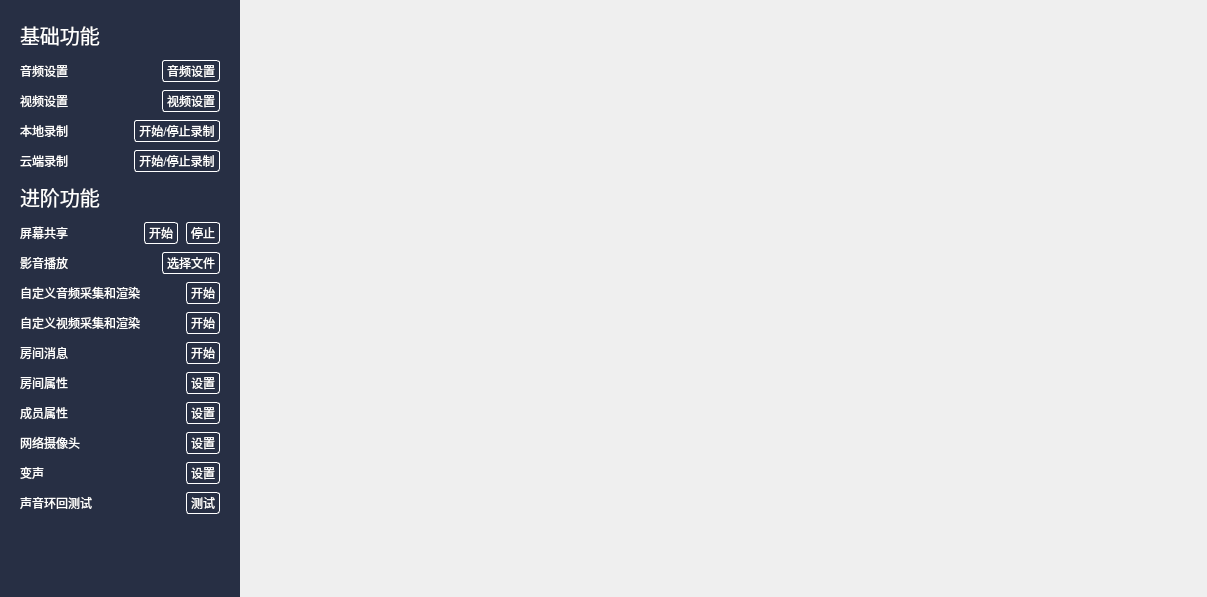
Before: the Qt Designer form Windows/src/maindialog.ui in cloudroomSDK/API-Demo, drawn with Qt 5.
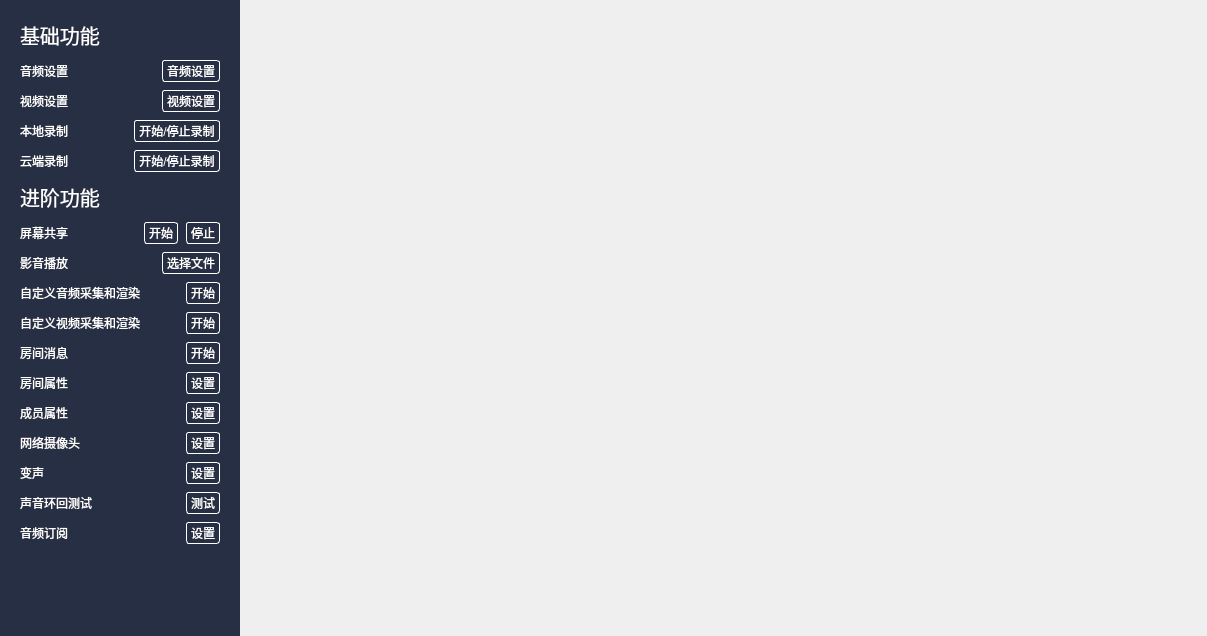
After: the same form once the commit is applied.

The edit to the form file:
```diff
--- a/Windows/src/maindialog.ui
+++ b/Windows/src/maindialog.ui
@@ -7,7 +7,7 @@
     <x>0</x>
     <y>0</y>
     <width>1207</width>
-    <height>597</height>
+    <height>636</height>
    </rect>
   </property>
   <property name="windowTitle">
@@ -640,6 +640,36 @@
            </item>
           </layout>
          </item>
+         <item>
+          <layout class="QHBoxLayout" name="horizontalLayout_21">
+           <item>
+            <widget class="QLabel" name="label_19">
+             <property name="sizePolicy">
+              <sizepolicy hsizetype="Expanding" vsizetype="Preferred">
+               <horstretch>0</horstretch>
+               <verstretch>0</verstretch>
+              </sizepolicy>
+             </property>
+             <property name="text">
+              <string>音频订阅</string>
+             </property>
+            </widget>
+           </item>
+           <item>
+            <widget class="QPushButton" name="btnSubAudio">
+             <property name="sizePolicy">
+              <sizepolicy hsizetype="Preferred" vsizetype="Preferred">
+               <horstretch>0</horstretch>
+               <verstretch>0</verstretch>
+              </sizepolicy>
+             </property>
+             <property name="text">
+              <string>设置</string>
+             </property>
+            </widget>
+           </item>
+          </layout>
+         </item>
         </layout>
        </widget>
       </item>
```
